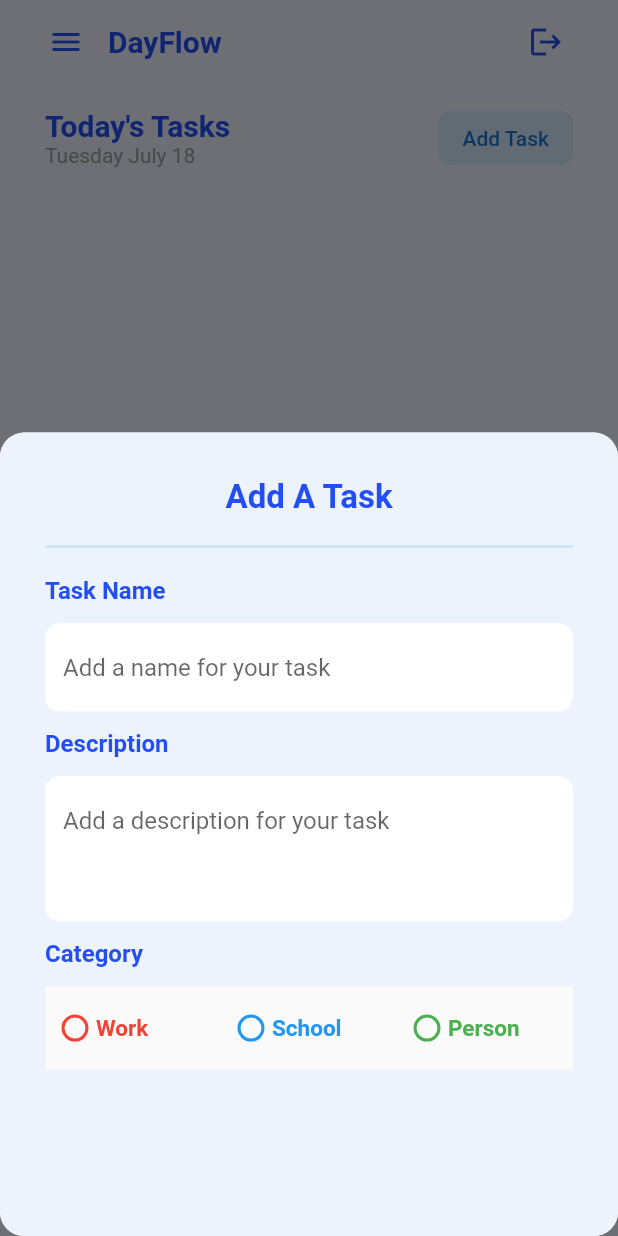
After one commit to MuhammadMannan/DayFlow, a Flutter app: the HomePage screen opened directly, after a tap on "Add Task", on a phone screen of 412 x 824 dp. The commit adds this screen. Run offline on Flutter 3.47's test engine with Material 2 defaults, Android fonts, the light colour scheme and no system bars; our stand-ins replace firebase_auth, firebase_core, gap, google_fonts; accounts and stored records are empty; network calls fail.

Commit message:
updated pages for adding a task

```diff
--- /dev/null
+++ b/lib/components/addTaskModal.dart
@@ -0,0 +1,114 @@
+// ignore_for_file: prefer_const_literals_to_create_immutables, prefer_const_constructors
+
+import 'package:dayflow/components/radioWidget.dart';
+import 'package:dayflow/components/textHeadingStyle.dart';
+import 'package:flutter/material.dart';
+import 'package:gap/gap.dart';
+
+class addTaskModal extends StatelessWidget {
+  const addTaskModal({
+    super.key,
+  });
+
+  @override
+  Widget build(BuildContext context) {
+    return Container(
+      padding: EdgeInsets.all(30),
+      height: MediaQuery.of(context).size.height * 0.65,
+      decoration: BoxDecoration(
+          borderRadius: BorderRadius.circular(16), color: Color(0xFFEDF3FC)),
+      child: Column(
+        crossAxisAlignment: CrossAxisAlignment.start,
+        children: [
+          SizedBox(
+            width: double.infinity,
+            child: Text(
+              'Add A Task',
+              textAlign: TextAlign.center,
+              style: TextStyle(
+                  fontSize: 22,
+                  fontWeight: FontWeight.bold,
+                  color: Color(0xFF234EF3)),
+            ),
+          ),
+          Gap(12),
+          Divider(
+            thickness: 1.2,
+            color: Colors.blue.shade100,
+          ),
+          Gap(12),
+          Text(
+            'Task Name',
+            style: textHeadingStyle.textStyle,
+          ),
+          Gap(12),
+          TextField(
+            decoration: InputDecoration(
+              fillColor: Colors.white,
+              filled: true,
+              hintText: 'Add a name for your task',
+              enabledBorder: OutlineInputBorder(
+                borderSide: BorderSide(color: Colors.transparent),
+                borderRadius: BorderRadius.circular(10),
+              ),
+              focusedBorder: OutlineInputBorder(
+                borderSide: BorderSide(color: Colors.blue.shade100),
+                borderRadius: BorderRadius.circular(10),
+              ),
+            ),
+          ),
+          Gap(12),
+          Text(
+            'Description',
+            style: textHeadingStyle.textStyle,
+          ),
+          Gap(12),
+          TextField(
+            maxLines: 3,
+            decoration: InputDecoration(
+              fillColor: Colors.white,
+              filled: true,
+              hintText: 'Add a description for your task',
+              enabledBorder: OutlineInputBorder(
+                borderSide: BorderSide(color: Colors.transparent),
+                borderRadius: BorderRadius.circular(10),
+              ),
+              focusedBorder: OutlineInputBorder(
+                borderSide: BorderSide(color: Colors.blue.shade100),
+                borderRadius: BorderRadius.circular(10),
+              ),
+            ),
+          ),
+          Gap(12),
+          Text(
+            'Category',
+            style: textHeadingStyle.textStyle,
+          ),
+          Gap(12),
+          Row(
+            children: [
+              Expanded(
+                child: radioWidget(
+                  categoryColor: Colors.red,
+                  titleRadio: 'Work',
+                ),
+              ),
+              Expanded(
+                child: radioWidget(
+                  categoryColor: Colors.blue,
+                  titleRadio: 'School',
+                ),
+              ),
+              Expanded(
+                child: radioWidget(
+                  categoryColor: Colors.green,
+                  titleRadio: 'Person',
+                ),
+              ),
+            ],
+          )
+        ],
+      ),
+    );
+  }
+}
--- /dev/null
+++ b/lib/components/radioWidget.dart
@@ -0,0 +1,40 @@
+import 'package:flutter/material.dart';
+
+class radioWidget extends StatelessWidget {
+  const radioWidget({
+    super.key,
+    required this.titleRadio,
+    required this.categoryColor,
+  });
+
+  final String titleRadio;
+  final Color categoryColor;
+
+  @override
+  Widget build(BuildContext context) {
+    return Material(
+      child: Theme(
+        data: ThemeData(unselectedWidgetColor: categoryColor),
+        child: RadioListTile(
+          contentPadding: EdgeInsets.zero,
+          title: Transform.translate(
+            offset: Offset(-22, 0),
+            child: Text(
+              titleRadio,
+              style: TextStyle(
+                fontSize: 15,
+                color: categoryColor,
+                fontWeight: FontWeight.bold,
+              ),
+            ),
+          ),
+          value: 1,
+          groupValue: 0,
+          onChanged: (value) {
+            print('checked');
+          },
+        ),
+      ),
+    );
+  }
+}
--- a/lib/components/sign_in_button.dart
+++ b/lib/components/sign_in_button.dart
@@ -16,7 +16,7 @@ class MySignInButton extends StatelessWidget {
         child: Container(
           decoration: BoxDecoration(
             color: Color(0xFF234EF3),
-            borderRadius: BorderRadius.circular(50),
+            borderRadius: BorderRadius.circular(10),
             boxShadow: [
               BoxShadow(
                 color: Color(0xFF84B1F3), // Shadow color
--- /dev/null
+++ b/lib/components/textHeadingStyle.dart
@@ -0,0 +1,9 @@
+import 'package:flutter/material.dart';
+
+class textHeadingStyle {
+  static const textStyle = TextStyle(
+    fontSize: 16,
+    fontWeight: FontWeight.w600,
+    color: Color(0xFF234EF3),
+  );
+}
--- a/lib/pages/home.dart
+++ b/lib/pages/home.dart
@@ -1,71 +1,32 @@
-// ignore_for_file: prefer_const_constructors
+// ignore_for_file: prefer_const_constructors, prefer_const_literals_to_create_immutables
 
 import 'package:dayflow/pages/signin.dart';
 import 'package:firebase_auth/firebase_auth.dart';
 import 'package:flutter/material.dart';
-import 'package:google_fonts/google_fonts.dart';
-import 'create_entry.dart';
+import 'package:gap/gap.dart';
 
-class HomePage extends StatefulWidget {
-  HomePage({Key? key}) : super(key: key);
+import '../components/addTaskModal.dart';
 
-  @override
-  _HomePageState createState() => _HomePageState();
-}
+class HomePage extends StatelessWidget {
+  HomePage({Key? key});
 
-class _HomePageState extends State<HomePage> {
   final user = FirebaseAuth.instance.currentUser;
-  List<String> tasks = []; // List to store tasks
 
-  // Function to sign out user
+  //function to sign out user
   void signUserOut(BuildContext context) {
     FirebaseAuth.instance.signOut().then((_) {
       Navigator.pushAndRemoveUntil(
         context,
-        MaterialPageRoute(builder: (context) => signin(onTap: () {})),
+        MaterialPageRoute(
+            builder: (context) => signin(
+                  onTap: () {},
+                )),
         (route) => false,
       );
     }).catchError((error) {
       // Handle sign out error
       print('Error signing out: $error');
     });
-  }
-
-  // Function to add a task
-  void addTask(String task) {
-    setState(() {
-      tasks.add(task);
-    });
-  }
-
-  // Function to show dialog for adding a task
-  void showAddTaskDialog() {
-    showDialog(
-      context: context,
-      builder: (BuildContext context) {
-        String newTask = '';
-        return AlertDialog(
-          title: Text('Add Task'),
-          content: TextField(
-            onChanged: (value) {
-              newTask = value;
-            },
-            decoration: InputDecoration(
-              hintText: 'Enter task',
-            ),
-          ),
-          actions: [
-            ElevatedButton(
-              onPressed: () {
-                addTask(newTask);
-                Navigator.of(context).pop();
-              },
-              child: Text('Add'),
-            ),
-          ],
-        );
-      },
-    );
   }
 
   @override
@@ -75,10 +36,9 @@ class _HomePageState extends State<HomePage> {
       appBar: AppBar(
         title: Text(
           'DayFlow',
-          style: GoogleFonts.robotoMono(
-            textStyle: TextStyle(
-              color: Color(0xFF234EF3),
-            ),
+          style: TextStyle(
+            color: Color(0xFF234EF3),
+            fontWeight: FontWeight.w600,
           ),
         ),
         elevation: 0,
@@ -99,7 +59,7 @@ class _HomePageState extends State<HomePage> {
           Padding(
             padding: const EdgeInsets.only(right: 24.0),
             child: IconButton(
-              onPressed: () => signUserOut(context),
+              onPressed: () => signUserOut(context), // Pass context here
               icon: Icon(
                 Icons.logout,
                 color: Color(0xFF234EF3),
@@ -109,102 +69,52 @@ class _HomePageState extends State<HomePage> {
         ],
       ),
       body: SafeArea(
-        child: Container(
+        child: SingleChildScrollView(
+          padding: EdgeInsets.symmetric(horizontal: 30),
           child: Column(
             children: [
-              Padding(
-                padding: const EdgeInsets.symmetric(horizontal: 30.0),
-                child: Text(
-                  'Welcome Back',
-                  style: GoogleFonts.poppins(
-                    fontSize: 40,
-                    fontWeight: FontWeight.bold,
-                    color: Color(0xFF234EF3),
+              Gap(12),
+              Row(
+                mainAxisAlignment: MainAxisAlignment.spaceBetween,
+                children: [
+                  Column(
+                    crossAxisAlignment: CrossAxisAlignment.start,
+                    children: [
+                      Text(
+                        'Today\'s Tasks',
+                        style: TextStyle(
+                            fontSize: 20,
+                            fontWeight: FontWeight.bold,
+                            color: Color(0xFF234EF3)),
+                      ),
+                      Text(
+                        'Tuesday July 18',
+                        style: TextStyle(color: Colors.grey),
+                      ),
+                    ],
                   ),
-                ),
-              ),
-
-              // Panel to show tasks and add them
-              Padding(
-                padding: const EdgeInsets.symmetric(horizontal: 30.0),
-                child: Stack(
-                  children: [
-                    Container(
-                      decoration: BoxDecoration(
-                        borderRadius: BorderRadius.circular(10),
-                        color: Colors.white,
-                      ),
-                      child: Column(
-                        children: [
-                          SizedBox(height: 20),
-                          Text(
-                            'Today\'s Tasks',
-                            style: GoogleFonts.poppins(fontSize: 30),
-                          ),
-                          SizedBox(height: 10),
-                          FractionallySizedBox(
-                            widthFactor: 0.9,
-                            child: Container(
-                              child: tasks.isEmpty
-                                  ? Center(
-                                      child: Padding(
-                                        padding: const EdgeInsets.all(40.0),
-                                        child: Text(
-                                          'Add a task to get started',
-                                          style: TextStyle(
-                                            fontSize: 16,
-                                            fontWeight: FontWeight.bold,
-                                            color: Colors.grey,
-                                          ),
-                                        ),
-                                      ),
-                                    )
-                                  : ListView.builder(
-                                      shrinkWrap: true,
-                                      itemCount: tasks.length,
-                                      itemBuilder:
-                                          (BuildContext context, int index) {
-                                        return ListTile(
-                                          title: Text(tasks[index]),
-                                        );
-                                      },
-                                    ),
-                            ),
-                          ),
-                        ],
+                  Gap(12),
+                  ElevatedButton(
+                    style: ElevatedButton.styleFrom(
+                      backgroundColor: Color(0XFFD5E8FA),
+                      foregroundColor: Colors.blue.shade700,
+                      elevation: 0,
+                      shape: RoundedRectangleBorder(
+                        borderRadius: BorderRadius.circular(8),
                       ),
                     ),
-                    Positioned(
-                      bottom: 0,
-                      right: 0,
-                      child: Padding(
-                        padding: const EdgeInsets.only(
-                            bottom: 8.0, right: 8.0), // Add padding
-                        child: SizedBox(
-                          width: 40,
-                          height: 40,
-                          child: Container(
-                            decoration: BoxDecoration(
-                              color: Color(
-                                  0xFF234EF3), // Set the background color to blue
-                              borderRadius: BorderRadius.circular(
-                                  50), // Optional: Add border radius
-                            ),
-                            child: IconButton(
-                              onPressed: showAddTaskDialog,
-                              icon: Icon(
-                                Icons.add,
-                                size: 20,
-                              ),
-                              color: Colors
-                                  .white, // Set the foreground (icon) color to white
-                            ),
-                          ),
-                        ),
-                      ),
+                    onPressed: () => showModalBottomSheet(
+                      isScrollControlled: true,
+                      shape: RoundedRectangleBorder(
+                          borderRadius: BorderRadius.circular(16)),
+                      context: context,
+                      builder: (context) => addTaskModal(),
                     ),
-                  ],
-                ),
+                    child: Text(
+                      'Add Task',
+                    ),
+                  ),
+                ],
               ),
             ],
           ),
```
Also changed, not shown: lib/pages/create_entry.dart (deleted, +0 -64 lines), lib/pages/register.dart (+4 -4 lines), lib/pages/signin.dart (+18 -19 lines).
